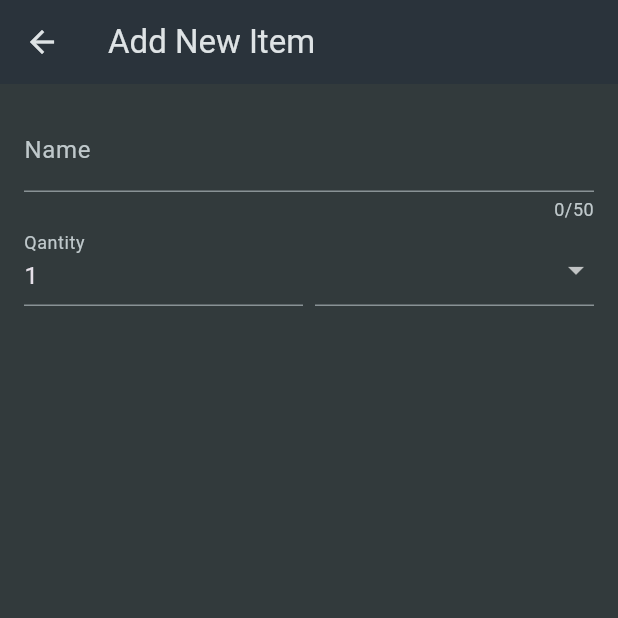
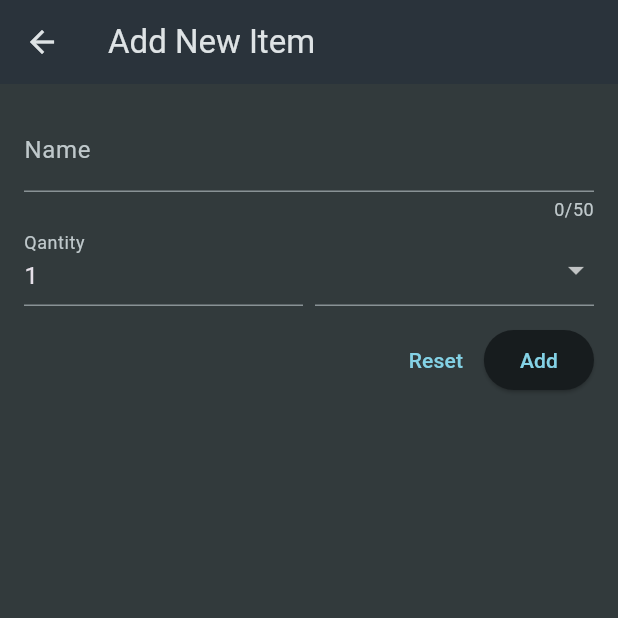
Before and after one commit to Awannous1/Flutter_Shopping_List, a Flutter app: the NewItem screen opened directly, on a phone screen of 412 x 824 dp, the top half of it. Run offline on Flutter 3.47's test engine with Material 3 defaults, Android fonts, the phone set to English and light mode, and no system bars.

Commit message:
Button&GKey&Validate

```diff
--- a/lib/widgets/new_item.dart
+++ b/lib/widgets/new_item.dart
@@ -12,6 +12,12 @@ class NewItem extends StatefulWidget {
 }
 
 class _NewItemState extends State<NewItem> {
+  final _keyForm = GlobalKey<FormState>();
+
+  void _saveItem() {
+    _keyForm.currentState!.validate();
+  }
+
   @override
   Widget build(BuildContext context) {
     return Scaffold(
@@ -21,6 +27,7 @@ class _NewItemState extends State<NewItem> {
       body: Padding(
         padding: const EdgeInsets.all(16),
         child: Form(
+          key: _keyForm,
           child: Column(
             children: [
               TextFormField(
@@ -29,7 +36,13 @@ class _NewItemState extends State<NewItem> {
                   label: Text('Name'),
                 ),
                 validator: (value) {
-                  return 'Demo...';
+                  if (value == null ||
+                      value.isEmpty ||
+                      value.trim().length <= 1 ||
+                      value.trim().length > 50) {
+                    return 'Must be between 1 and 50 characters';
+                  }
+                  return null;
                 },
               ), //instead of TextField()
               Row(
@@ -40,7 +53,17 @@ class _NewItemState extends State<NewItem> {
                       decoration: const InputDecoration(
                         label: Text('Qantity'),
                       ),
+                      keyboardType: TextInputType.number,
                       initialValue: '1',
+                      validator: (value) {
+                        if (value == null ||
+                            value.isEmpty ||
+                            int.tryParse(value) == null ||
+                            int.tryParse(value)! <= 0) {
+                          return 'Must be valid, positive number';
+                        }
+                        return null;
+                      },
                     ),
                   ),
                   const SizedBox(
@@ -72,6 +95,24 @@ class _NewItemState extends State<NewItem> {
                   ),
                 ],
               ),
+              const SizedBox(
+                height: 12,
+              ),
+              Row(
+                mainAxisAlignment: MainAxisAlignment.end,
+                children: [
+                  TextButton(
+                    onPressed: () {
+                      _keyForm.currentState!.reset();
+                    },
+                    child: const Text('Reset'),
+                  ),
+                  ElevatedButton(
+                    onPressed: _saveItem,
+                    child: const Text('Add'),
+                  ),
+                ],
+              ),
             ],
           ),
         ),
```
